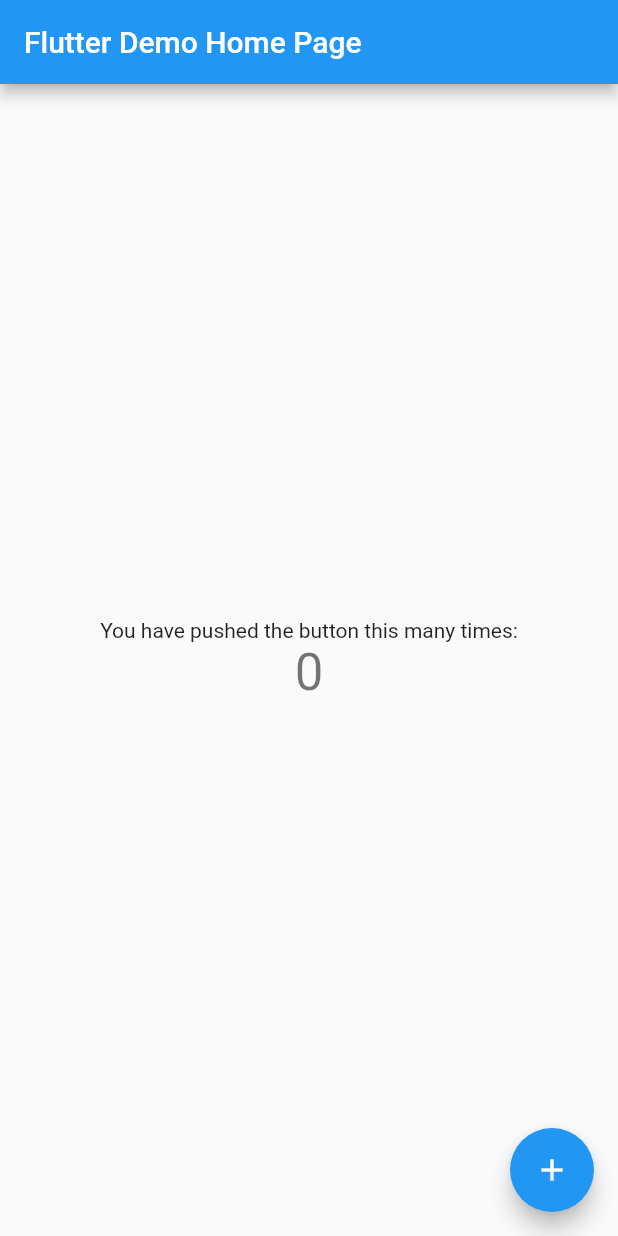
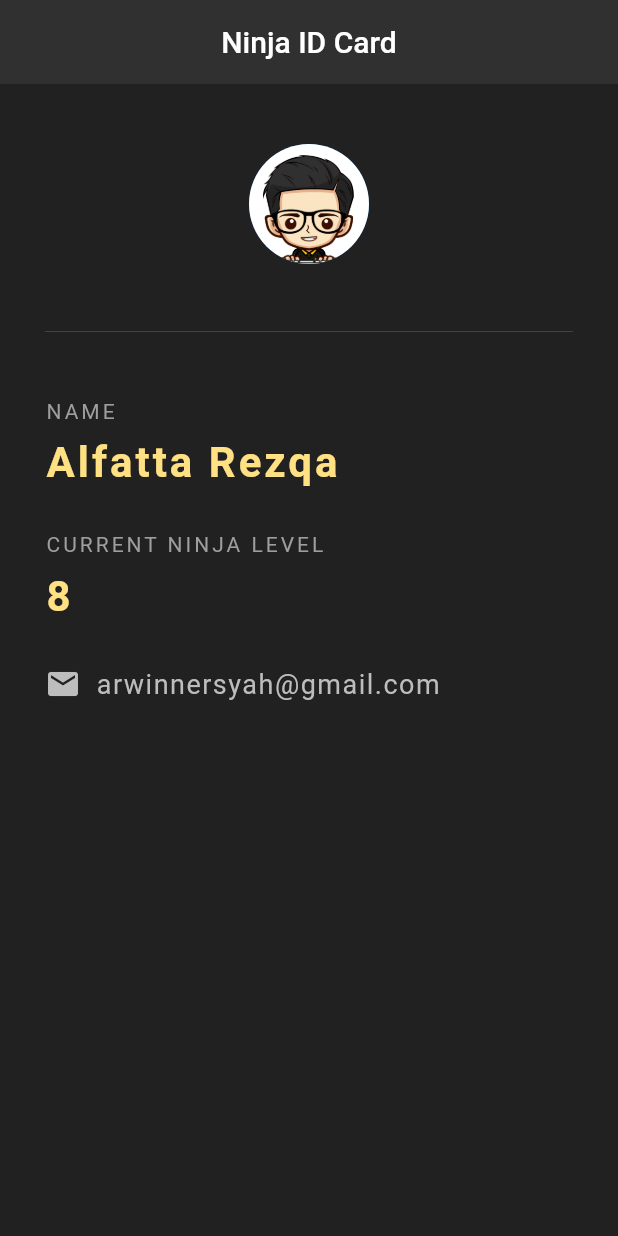
Before and after one commit to alfatta/learn_flutter, a Flutter app: the screen it shows after launch, on a phone screen of 412 x 824 dp. Run offline on Flutter 3.47's test engine with Material 2 defaults, Android fonts, the phone set to English and light mode, and no system bars.

Commit message:
ninja id project

```diff
--- a/lib/main.dart
+++ b/lib/main.dart
@@ -1,113 +1,92 @@
 import 'package:flutter/material.dart';
 
-void main() {
-  runApp(MyApp());
-}
+void main() => runApp(MaterialApp(
+      home: NinjaCard(),
+    ));
 
-class MyApp extends StatelessWidget {
+class NinjaCard extends StatelessWidget {
   // This widget is the root of your application.
   @override
   Widget build(BuildContext context) {
-    return MaterialApp(
-      title: 'Flutter Demo',
-      theme: ThemeData(
-        // This is the theme of your application.
-        //
-        // Try running your application with "flutter run". You'll see the
-        // application has a blue toolbar. Then, without quitting the app, try
-        // changing the primarySwatch below to Colors.green and then invoke
-        // "hot reload" (press "r" in the console where you ran "flutter run",
-        // or simply save your changes to "hot reload" in a Flutter IDE).
-        // Notice that the counter didn't reset back to zero; the application
-        // is not restarted.
-        primarySwatch: Colors.blue,
+    return Scaffold(
+      backgroundColor: Colors.grey[900],
+      appBar: AppBar(
+        title: Text('Ninja ID Card'),
+        centerTitle: true,
+        backgroundColor: Colors.grey[850],
+        elevation: 0.0,
       ),
-      home: MyHomePage(title: 'Flutter Demo Home Page'),
-    );
-  }
-}
-
-class MyHomePage extends StatefulWidget {
-  MyHomePage({Key key, this.title}) : super(key: key);
-
-  // This widget is the home page of your application. It is stateful, meaning
-  // that it has a State object (defined below) that contains fields that affect
-  // how it looks.
-
-  // This class is the configuration for the state. It holds the values (in this
-  // case the title) provided by the parent (in this case the App widget) and
-  // used by the build method of the State. Fields in a Widget subclass are
-  // always marked "final".
-
-  final String title;
-
-  @override
-  _MyHomePageState createState() => _MyHomePageState();
-}
-
-class _MyHomePageState extends State<MyHomePage> {
-  int _counter = 0;
-
-  void _incrementCounter() {
-    setState(() {
-      // This call to setState tells the Flutter framework that something has
-      // changed in this State, which causes it to rerun the build method below
-      // so that the display can reflect the updated values. If we changed
-      // _counter without calling setState(), then the build method would not be
-      // called again, and so nothing would appear to happen.
-      _counter++;
-    });
-  }
-
-  @override
-  Widget build(BuildContext context) {
-    // This method is rerun every time setState is called, for instance as done
-    // by the _incrementCounter method above.
-    //
-    // The Flutter framework has been optimized to make rerunning build methods
-    // fast, so that you can just rebuild anything that needs updating rather
-    // than having to individually change instances of widgets.
-    return Scaffold(
-      appBar: AppBar(
-        // Here we take the value from the MyHomePage object that was created by
-        // the App.build method, and use it to set our appbar title.
-        title: Text(widget.title),
-      ),
-      body: Center(
-        // Center is a layout widget. It takes a single child and positions it
-        // in the middle of the parent.
+      body: Padding(
+        padding: EdgeInsets.fromLTRB(30.0, 40.0, 30.0, 0.0),
         child: Column(
-          // Column is also a layout widget. It takes a list of children and
-          // arranges them vertically. By default, it sizes itself to fit its
-          // children horizontally, and tries to be as tall as its parent.
-          //
-          // Invoke "debug painting" (press "p" in the console, choose the
-          // "Toggle Debug Paint" action from the Flutter Inspector in Android
-          // Studio, or the "Toggle Debug Paint" command in Visual Studio Code)
-          // to see the wireframe for each widget.
-          //
-          // Column has various properties to control how it sizes itself and
-          // how it positions its children. Here we use mainAxisAlignment to
-          // center the children vertically; the main axis here is the vertical
-          // axis because Columns are vertical (the cross axis would be
-          // horizontal).
-          mainAxisAlignment: MainAxisAlignment.center,
+          crossAxisAlignment: CrossAxisAlignment.start,
           children: <Widget>[
-            Text(
-              'You have pushed the button this many times:',
+            Center(
+              child: CircleAvatar(
+                backgroundImage: AssetImage('assets/thumb.png'),
+                radius: 40.0,
+              ),
+            ),
+            Divider(
+              height: 90.0,
+              color: Colors.grey[800],
             ),
             Text(
-              '$_counter',
-              style: Theme.of(context).textTheme.headline4,
+              'NAME',
+              style: TextStyle(
+                color: Colors.grey,
+                letterSpacing: 2.0,
+              ),
+            ),
+            SizedBox(height: 10.0),
+            Text(
+              'Alfatta Rezqa',
+              style: TextStyle(
+                color: Colors.amber[200],
+                letterSpacing: 2.0,
+                fontSize: 28.0,
+                fontWeight: FontWeight.bold,
+              ),
+            ),
+            SizedBox(height: 30.0),
+            Text(
+              'CURRENT NINJA LEVEL',
+              style: TextStyle(
+                color: Colors.grey,
+                letterSpacing: 2.0,
+              ),
+            ),
+            SizedBox(height: 10.0),
+            Text(
+              '8',
+              style: TextStyle(
+                color: Colors.amber[200],
+                letterSpacing: 2.0,
+                fontSize: 28.0,
+                fontWeight: FontWeight.bold,
+              ),
+            ),
+            SizedBox(height: 30.0),
+            Row(
+              children: <Widget>[
+                Icon(
+                  Icons.email,
+                  color: Colors.grey[400],
+                ),
+                SizedBox(width: 10.0),
+                Text(
+                  'arwinnersyah@gmail.com',
+                  style: TextStyle(
+                    color: Colors.grey[400],
+                    fontSize: 18.0,
+                    letterSpacing: 1.0,
+                  ),
+                ),
+              ],
             ),
           ],
         ),
       ),
-      floatingActionButton: FloatingActionButton(
-        onPressed: _incrementCounter,
-        tooltip: 'Increment',
-        child: Icon(Icons.add),
-      ), // This trailing comma makes auto-formatting nicer for build methods.
     );
   }
 }
--- a/pubspec.yaml
+++ b/pubspec.yaml
@@ -45,9 +45,8 @@ flutter:
   uses-material-design: true
 
   # To add assets to your application, add an assets section, like this:
-  # assets:
-  #   - images/a_dot_burr.jpeg
-  #   - images/a_dot_ham.jpeg
+  assets:
+    - assets/thumb.png
 
   # An image asset can refer to one or more resolution-specific "variants", see
   # https://flutter.dev/assets-and-images/#resolution-aware.
```
Also changed, not shown: assets/thumb.png (added), current-result.png (added), 2 other files.
